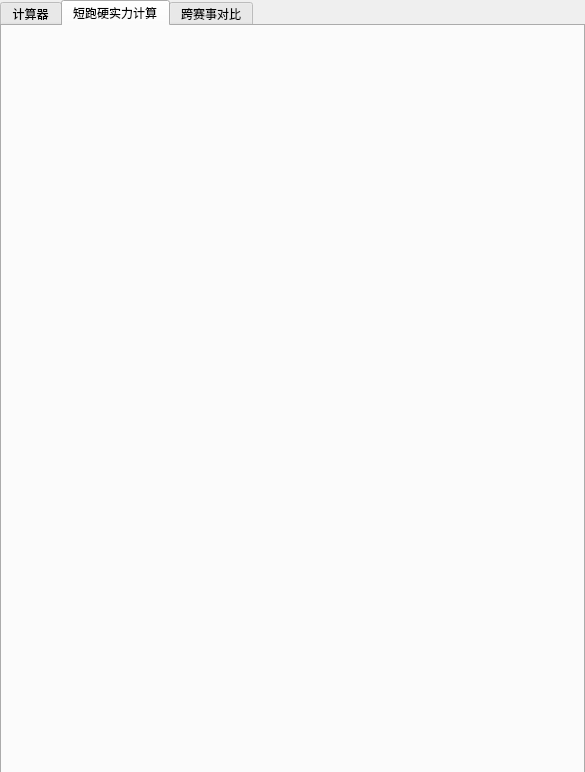
Before: the Qt Designer form ui/calculator_ui.ui in WhiteRunner/Calculator, drawn with Qt 5.
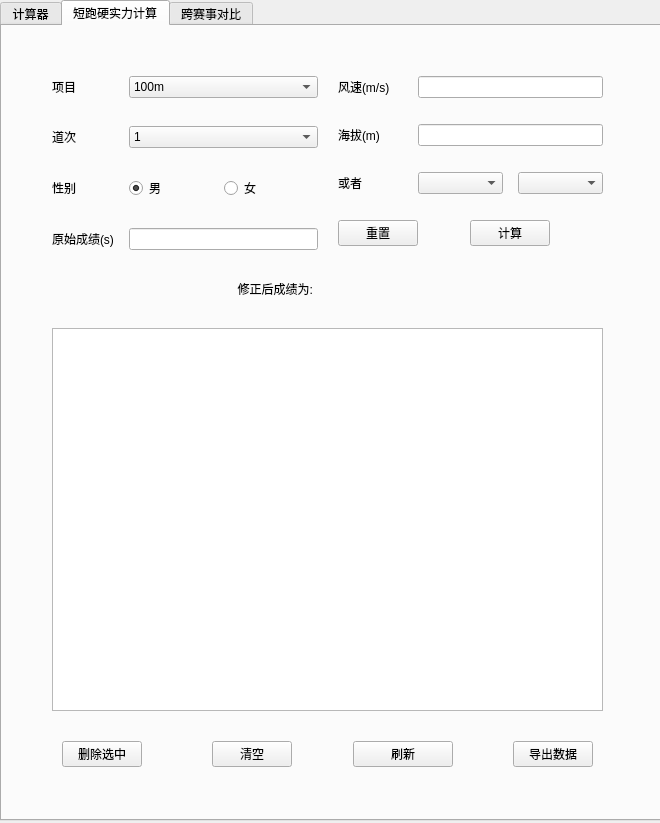
After: the same form once the commit is applied. The open tabs and pages were chosen to show the change. Custom widgets are drawn as their Qt base class.

```diff
--- a/ui/calculator_ui.ui
+++ b/ui/calculator_ui.ui
@@ -6,8 +6,8 @@
    <rect>
     <x>0</x>
     <y>0</y>
-    <width>585</width>
-    <height>772</height>
+    <width>660</width>
+    <height>823</height>
    </rect>
   </property>
   <property name="windowTitle">
@@ -18,10 +18,16 @@
     <rect>
      <x>0</x>
      <y>0</y>
-     <width>585</width>
-     <height>780</height>
+     <width>661</width>
+     <height>821</height>
     </rect>
    </property>
+   <property name="autoFillBackground">
+    <bool>false</bool>
+   </property>
+   <property name="styleSheet">
+    <string notr="true"/>
+   </property>
    <property name="currentIndex">
     <number>0</number>
    </property>
@@ -416,6 +422,530 @@
     <attribute name="title">
      <string>短跑硬实力计算</string>
     </attribute>
+    <widget class="QWidget" name="layoutWidget">
+     <property name="geometry">
+      <rect>
+       <x>20</x>
+       <y>20</y>
+       <width>611</width>
+       <height>751</height>
+      </rect>
+     </property>
+     <layout class="QVBoxLayout" name="verticalLayout" stretch="3,0,7,1">
+      <property name="spacing">
+       <number>30</number>
+      </property>
+      <property name="leftMargin">
+       <number>30</number>
+      </property>
+      <property name="topMargin">
+       <number>30</number>
+      </property>
+      <property name="rightMargin">
+       <number>30</number>
+      </property>
+      <property name="bottomMargin">
+       <number>30</number>
+      </property>
+      <item>
+       <layout class="QHBoxLayout" name="horizontalLayout_4" stretch="0,0">
+        <property name="spacing">
+         <number>20</number>
+        </property>
+        <property name="leftMargin">
+         <number>0</number>
+        </property>
+        <property name="topMargin">
+         <number>0</number>
+        </property>
+        <property name="rightMargin">
+         <number>0</number>
+        </property>
+        <property name="bottomMargin">
+         <number>0</number>
+        </property>
+        <item>
+         <layout class="QFormLayout" name="formLayout">
+          <property name="sizeConstraint">
+           <enum>QLayout::SetDefaultConstraint</enum>
+          </property>
+          <property name="fieldGrowthPolicy">
+           <enum>QFormLayout::AllNonFixedFieldsGrow</enum>
+          </property>
+          <property name="rowWrapPolicy">
+           <enum>QFormLayout::DontWrapRows</enum>
+          </property>
+          <property name="formAlignment">
+           <set>Qt::AlignLeading|Qt::AlignLeft|Qt::AlignTop</set>
+          </property>
+          <property name="horizontalSpacing">
+           <number>15</number>
+          </property>
+          <property name="verticalSpacing">
+           <number>28</number>
+          </property>
+          <item row="0" column="0">
+           <widget class="QLabel" name="label">
+            <property name="sizePolicy">
+             <sizepolicy hsizetype="Expanding" vsizetype="Preferred">
+              <horstretch>0</horstretch>
+              <verstretch>0</verstretch>
+             </sizepolicy>
+            </property>
+            <property name="text">
+             <string>项目</string>
+            </property>
+           </widget>
+          </item>
+          <item row="0" column="1">
+           <widget class="QComboBox" name="length">
+            <property name="sizePolicy">
+             <sizepolicy hsizetype="Expanding" vsizetype="Preferred">
+              <horstretch>0</horstretch>
+              <verstretch>0</verstretch>
+             </sizepolicy>
+            </property>
+            <property name="currentIndex">
+             <number>2</number>
+            </property>
+            <item>
+             <property name="text">
+              <string>50m</string>
+             </property>
+            </item>
+            <item>
+             <property name="text">
+              <string>60m</string>
+             </property>
+            </item>
+            <item>
+             <property name="text">
+              <string>100m</string>
+             </property>
+            </item>
+            <item>
+             <property name="text">
+              <string>200m</string>
+             </property>
+            </item>
+            <item>
+             <property name="text">
+              <string>400m</string>
+             </property>
+            </item>
+           </widget>
+          </item>
+          <item row="1" column="0">
+           <widget class="QLabel" name="label_2">
+            <property name="sizePolicy">
+             <sizepolicy hsizetype="Preferred" vsizetype="Preferred">
+              <horstretch>0</horstretch>
+              <verstretch>0</verstretch>
+             </sizepolicy>
+            </property>
+            <property name="text">
+             <string>道次</string>
+            </property>
+           </widget>
+          </item>
+          <item row="1" column="1">
+           <widget class="QComboBox" name="lane">
+            <property name="enabled">
+             <bool>true</bool>
+            </property>
+            <property name="sizePolicy">
+             <sizepolicy hsizetype="Expanding" vsizetype="Preferred">
+              <horstretch>0</horstretch>
+              <verstretch>0</verstretch>
+             </sizepolicy>
+            </property>
+            <item>
+             <property name="text">
+              <string>1</string>
+             </property>
+            </item>
+            <item>
+             <property name="text">
+              <string>2</string>
+             </property>
+            </item>
+            <item>
+             <property name="text">
+              <string>3</string>
+             </property>
+            </item>
+            <item>
+             <property name="text">
+              <string>4</string>
+             </property>
+            </item>
+            <item>
+             <property name="text">
+              <string>5</string>
+             </property>
+            </item>
+            <item>
+             <property name="text">
+              <string>6</string>
+             </property>
+            </item>
+            <item>
+             <property name="text">
+              <string>7</string>
+             </property>
+            </item>
+            <item>
+             <property name="text">
+              <string>8</string>
+             </property>
+            </item>
+           </widget>
+          </item>
+          <item row="2" column="0">
+           <widget class="QLabel" name="label_3">
+            <property name="sizePolicy">
+             <sizepolicy hsizetype="Preferred" vsizetype="Preferred">
+              <horstretch>0</horstretch>
+              <verstretch>0</verstretch>
+             </sizepolicy>
+            </property>
+            <property name="text">
+             <string>性别</string>
+            </property>
+           </widget>
+          </item>
+          <item row="2" column="1">
+           <layout class="QHBoxLayout" name="horizontalLayout">
+            <item>
+             <widget class="QRadioButton" name="men">
+              <property name="enabled">
+               <bool>true</bool>
+              </property>
+              <property name="sizePolicy">
+               <sizepolicy hsizetype="Minimum" vsizetype="Preferred">
+                <horstretch>0</horstretch>
+                <verstretch>0</verstretch>
+               </sizepolicy>
+              </property>
+              <property name="text">
+               <string>男</string>
+              </property>
+              <property name="checked">
+               <bool>true</bool>
+              </property>
+             </widget>
+            </item>
+            <item>
+             <widget class="QRadioButton" name="women">
+              <property name="enabled">
+               <bool>true</bool>
+              </property>
+              <property name="text">
+               <string>女</string>
+              </property>
+             </widget>
+            </item>
+           </layout>
+          </item>
+          <item row="3" column="0">
+           <widget class="QLabel" name="label_4">
+            <property name="enabled">
+             <bool>true</bool>
+            </property>
+            <property name="sizePolicy">
+             <sizepolicy hsizetype="Preferred" vsizetype="Preferred">
+              <horstretch>0</horstretch>
+              <verstretch>0</verstretch>
+             </sizepolicy>
+            </property>
+            <property name="text">
+             <string>原始成绩(s)</string>
+            </property>
+           </widget>
+          </item>
+          <item row="3" column="1">
+           <widget class="QLineEdit" name="oldScore">
+            <property name="sizePolicy">
+             <sizepolicy hsizetype="Expanding" vsizetype="Preferred">
+              <horstretch>0</horstretch>
+              <verstretch>0</verstretch>
+             </sizepolicy>
+            </property>
+            <property name="minimumSize">
+             <size>
+              <width>0</width>
+              <height>0</height>
+             </size>
+            </property>
+           </widget>
+          </item>
+         </layout>
+        </item>
+        <item>
+         <layout class="QFormLayout" name="formLayout_2">
+          <property name="sizeConstraint">
+           <enum>QLayout::SetDefaultConstraint</enum>
+          </property>
+          <property name="fieldGrowthPolicy">
+           <enum>QFormLayout::AllNonFixedFieldsGrow</enum>
+          </property>
+          <property name="rowWrapPolicy">
+           <enum>QFormLayout::DontWrapRows</enum>
+          </property>
+          <property name="labelAlignment">
+           <set>Qt::AlignLeading|Qt::AlignLeft|Qt::AlignVCenter</set>
+          </property>
+          <property name="formAlignment">
+           <set>Qt::AlignLeading|Qt::AlignLeft|Qt::AlignTop</set>
+          </property>
+          <property name="horizontalSpacing">
+           <number>0</number>
+          </property>
+          <property name="verticalSpacing">
+           <number>26</number>
+          </property>
+          <property name="topMargin">
+           <number>0</number>
+          </property>
+          <property name="bottomMargin">
+           <number>0</number>
+          </property>
+          <item row="0" column="0">
+           <widget class="QLabel" name="label_5">
+            <property name="sizePolicy">
+             <sizepolicy hsizetype="Preferred" vsizetype="Preferred">
+              <horstretch>0</horstretch>
+              <verstretch>0</verstretch>
+             </sizepolicy>
+            </property>
+            <property name="text">
+             <string>风速(m/s)</string>
+            </property>
+           </widget>
+          </item>
+          <item row="0" column="1">
+           <widget class="QLineEdit" name="windSpeed">
+            <property name="sizePolicy">
+             <sizepolicy hsizetype="Expanding" vsizetype="Preferred">
+              <horstretch>0</horstretch>
+              <verstretch>0</verstretch>
+             </sizepolicy>
+            </property>
+           </widget>
+          </item>
+          <item row="1" column="0">
+           <widget class="QLabel" name="label_6">
+            <property name="sizePolicy">
+             <sizepolicy hsizetype="Preferred" vsizetype="Preferred">
+              <horstretch>0</horstretch>
+              <verstretch>0</verstretch>
+             </sizepolicy>
+            </property>
+            <property name="text">
+             <string>海拔(m)</string>
+            </property>
+           </widget>
+          </item>
+          <item row="1" column="1">
+           <widget class="QLineEdit" name="altitude">
+            <property name="sizePolicy">
+             <sizepolicy hsizetype="Expanding" vsizetype="Preferred">
+              <horstretch>0</horstretch>
+              <verstretch>0</verstretch>
+             </sizepolicy>
+            </property>
+           </widget>
+          </item>
+          <item row="2" column="0">
+           <widget class="QLabel" name="label_7">
+            <property name="sizePolicy">
+             <sizepolicy hsizetype="Preferred" vsizetype="Preferred">
+              <horstretch>0</horstretch>
+              <verstretch>0</verstretch>
+             </sizepolicy>
+            </property>
+            <property name="text">
+             <string>或者</string>
+            </property>
+           </widget>
+          </item>
+          <item row="2" column="1">
+           <layout class="QHBoxLayout" name="horizontalLayout_2">
+            <property name="spacing">
+             <number>15</number>
+            </property>
+            <item>
+             <widget class="QComboBox" name="raceName">
+              <property name="enabled">
+               <bool>true</bool>
+              </property>
+              <property name="sizePolicy">
+               <sizepolicy hsizetype="Expanding" vsizetype="Preferred">
+                <horstretch>0</horstretch>
+                <verstretch>0</verstretch>
+               </sizepolicy>
+              </property>
+             </widget>
+            </item>
+            <item>
+             <widget class="QComboBox" name="year">
+              <property name="enabled">
+               <bool>true</bool>
+              </property>
+              <property name="sizePolicy">
+               <sizepolicy hsizetype="Expanding" vsizetype="Preferred">
+                <horstretch>0</horstretch>
+                <verstretch>0</verstretch>
+               </sizepolicy>
+              </property>
+              <property name="sizeAdjustPolicy">
+               <enum>QComboBox::AdjustToContents</enum>
+              </property>
+             </widget>
+            </item>
+           </layout>
+          </item>
+          <item row="3" column="1">
+           <layout class="QHBoxLayout" name="horizontalLayout_6">
+            <item alignment="Qt::AlignHCenter">
+             <widget class="QPushButton" name="fixScore">
+              <property name="text">
+               <string>计算</string>
+              </property>
+             </widget>
+            </item>
+           </layout>
+          </item>
+          <item row="3" column="0">
+           <widget class="QPushButton" name="resetFix">
+            <property name="text">
+             <string>重置</string>
+            </property>
+           </widget>
+          </item>
+         </layout>
+        </item>
+       </layout>
+      </item>
+      <item>
+       <layout class="QHBoxLayout" name="horizontalLayout_5">
+        <item>
+         <widget class="QLabel" name="correctedScoreText">
+          <property name="layoutDirection">
+           <enum>Qt::LeftToRight</enum>
+          </property>
+          <property name="text">
+           <string>修正后成绩为:</string>
+          </property>
+          <property name="alignment">
+           <set>Qt::AlignRight|Qt::AlignTrailing|Qt::AlignVCenter</set>
+          </property>
+         </widget>
+        </item>
+        <item>
+         <widget class="QLabel" name="correctedScore">
+          <property name="layoutDirection">
+           <enum>Qt::LeftToRight</enum>
+          </property>
+          <property name="text">
+           <string/>
+          </property>
+          <property name="alignment">
+           <set>Qt::AlignLeading|Qt::AlignLeft|Qt::AlignVCenter</set>
+          </property>
+         </widget>
+        </item>
+       </layout>
+      </item>
+      <item>
+       <widget class="QTableView" name="fixScoreView">
+        <property name="editTriggers">
+         <set>QAbstractItemView::NoEditTriggers</set>
+        </property>
+        <property name="alternatingRowColors">
+         <bool>true</bool>
+        </property>
+        <property name="selectionBehavior">
+         <enum>QAbstractItemView::SelectRows</enum>
+        </property>
+        <property name="sortingEnabled">
+         <bool>true</bool>
+        </property>
+       </widget>
+      </item>
+      <item>
+       <layout class="QHBoxLayout" name="horizontalLayout_3">
+        <property name="spacing">
+         <number>50</number>
+        </property>
+        <item alignment="Qt::AlignHCenter|Qt::AlignVCenter">
+         <widget class="QPushButton" name="delSelected">
+          <property name="minimumSize">
+           <size>
+            <width>0</width>
+            <height>0</height>
+           </size>
+          </property>
+          <property name="maximumSize">
+           <size>
+            <width>16777215</width>
+            <height>16777215</height>
+           </size>
+          </property>
+          <property name="text">
+           <string>删除选中</string>
+          </property>
+         </widget>
+        </item>
+        <item alignment="Qt::AlignHCenter">
+         <widget class="QPushButton" name="clear">
+          <property name="sizePolicy">
+           <sizepolicy hsizetype="Minimum" vsizetype="Fixed">
+            <horstretch>0</horstretch>
+            <verstretch>0</verstretch>
+           </sizepolicy>
+          </property>
+          <property name="minimumSize">
+           <size>
+            <width>0</width>
+            <height>0</height>
+           </size>
+          </property>
+          <property name="maximumSize">
+           <size>
+            <width>16777215</width>
+            <height>16777215</height>
+           </size>
+          </property>
+          <property name="sizeIncrement">
+           <size>
+            <width>0</width>
+            <height>0</height>
+           </size>
+          </property>
+          <property name="text">
+           <string>清空</string>
+          </property>
+         </widget>
+        </item>
+        <item>
+         <widget class="QPushButton" name="refresh">
+          <property name="text">
+           <string>刷新</string>
+          </property>
+         </widget>
+        </item>
+        <item alignment="Qt::AlignHCenter">
+         <widget class="QPushButton" name="outputData">
+          <property name="text">
+           <string>导出数据</string>
+          </property>
+         </widget>
+        </item>
+       </layout>
+      </item>
+     </layout>
+    </widget>
    </widget>
    <widget class="QWidget" name="tab3">
     <attribute name="title">
```
Left out of the diff: 735 changed lines with no effect on the pictures.
